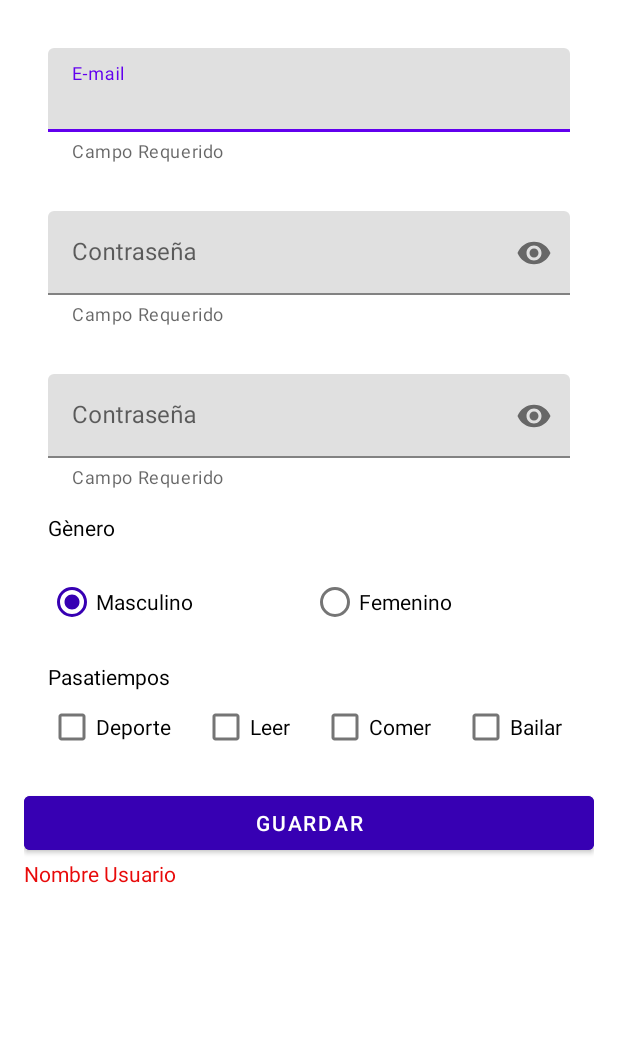
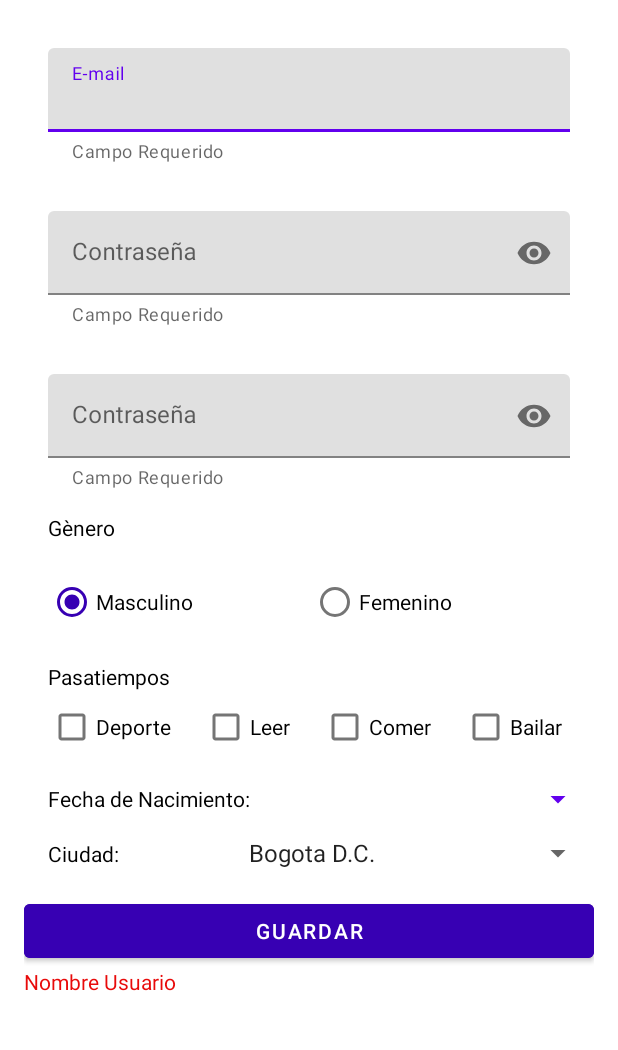
Before and after one commit to jandresm618/Formulario, an Android app: the layout activity_main.xml on its own in the app's theme, with its tools: preview values and no code run, on a phone screen of 412 x 824 dp, the part 85-1135 px from its top. Run offline under Robolectric (Android 15) with nearby library versions, the phone set to English and light mode, and no system bars.

Commit message:
Subiendo Projecto

```diff
--- a/app/src/main/java/com/jandres/practica1/User.kt
+++ b/app/src/main/java/com/jandres/practica1/User.kt
@@ -1,4 +1,4 @@
-package com.jandres.practica1
+Prapackage com.jandres.practica1
 
 import androidx.constraintlayout.solver.SolverVariableValues
 
@@ -6,7 +6,9 @@ data class User(
     val email : String? = null,
     val password : String? = null,
     var genre : String? = null,
-    var hobbies : String? = null
+    var hobbies : String? = null,
+    var birthday : String? = null,
+    var city : String? = null
 )
 /*SOBRAN LOS METODOS GET Y SET CON DATA CLASS
 {
--- a/app/src/main/res/layout/activity_main.xml
+++ b/app/src/main/res/layout/activity_main.xml
@@ -148,6 +148,51 @@
                 android:text="@string/dance" />
         </LinearLayout>
 
+        <LinearLayout
+            android:layout_width="match_parent"
+            android:layout_height="match_parent"
+            android:layout_marginStart="16dp"
+            android:orientation="horizontal">
+
+            <TextView
+                android:id="@+id/dateTextView"
+                android:layout_width="wrap_content"
+                android:layout_height="wrap_content"
+                android:text="@string/birthday"
+                android:textColor="@color/black" />
+
+            <Button
+                android:id="@+id/et_birthday"
+                style="?android:spinnerStyle"
+                android:layout_width="wrap_content"
+                android:layout_height="wrap_content"
+                android:layout_weight="1"
+                android:backgroundTint="@color/white"
+                android:textColor="@color/black" />
+        </LinearLayout>
+
+        <LinearLayout
+            android:layout_width="match_parent"
+            android:layout_height="match_parent"
+            android:layout_marginStart="16dp"
+            android:orientation="horizontal">
+
+            <TextView
+                android:id="@+id/cityTextView"
+                android:layout_width="wrap_content"
+                android:layout_height="wrap_content"
+                android:layout_weight="1"
+                android:text="@string/city"
+                android:textColor="@color/black" />
+
+            <Spinner
+                android:id="@+id/citySpinner"
+                android:layout_width="wrap_content"
+                android:layout_height="wrap_content"
+                android:layout_weight="1"
+                android:entries="@array/city_list"/>
+        </LinearLayout>
+
         <Button
             android:id="@+id/saveButton"
             android:layout_width="match_parent"
--- a/app/src/main/res/values/strings.xml
+++ b/app/src/main/res/values/strings.xml
@@ -16,6 +16,20 @@
     <string name="read">Leer</string>
     <string name="eat">Comer</string>
     <string name="dance">Bailar</string>
+    <string name="birthday">Fecha de Nacimiento:</string>
+    <string name="default_date">03/20/2021</string>
+    <string name="city">"Ciudad: "</string>
+    <string-array name="city_list">
+        <item>"Bogota D.C."</item>
+        <item>"Medellin"</item>
+        <item>"Cartagena"</item>
+        <item>"Cali"</item>
+        <item>"Barranquilla"</item>
+        <item>"Bucaramanga"</item>
+        <item>"Pasto"</item>
+        <item>"Pereira"</item>
+    </string-array>
+
 
 
 </resources>
```
Also changed, not shown: app/src/main/java/com/jandres/practica1/MainActivity.kt (+42 -10 lines).
